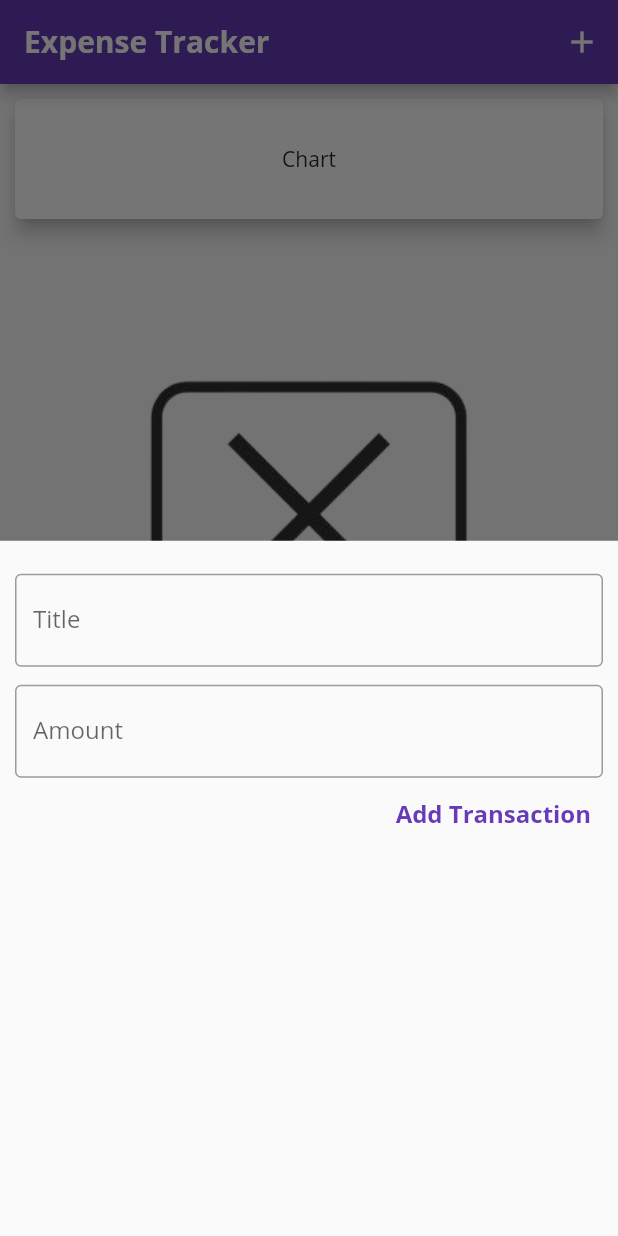
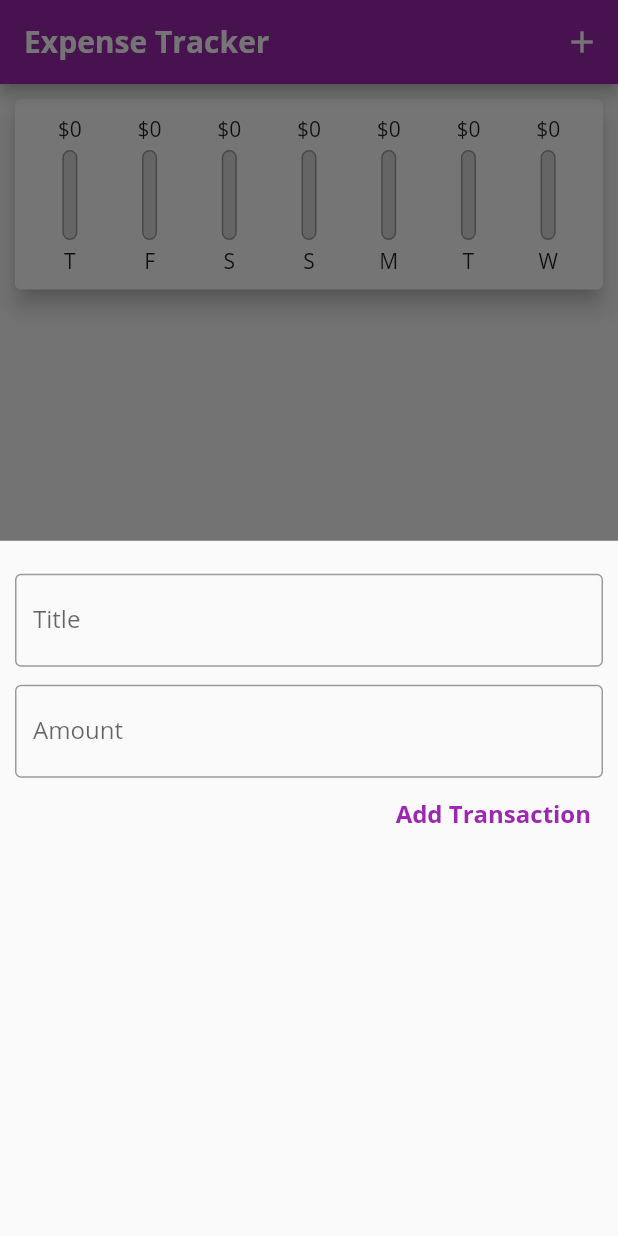
Before and after one commit to aditya3901/Flutter-Expense-Tracker, a Flutter app: the screen it shows after launch, after a tap on the "add" icon, on a phone screen of 412 x 824 dp. Run offline on Flutter 3.47's test engine with Material 2 defaults, Android fonts, the phone set to English and light mode, and no system bars.

Commit message:
Third Commit

```diff
--- a/lib/main.dart
+++ b/lib/main.dart
@@ -1,7 +1,7 @@
+import 'package:expense_tracker/widgets/chart.dart';
 import 'package:expense_tracker/widgets/new_transaction.dart';
 import 'package:expense_tracker/widgets/transaction_list.dart';
 import 'package:flutter/material.dart';
-
 import 'models/transaction.dart';
 
 void main() => runApp(HomePage());
@@ -13,6 +13,16 @@ class HomePage extends StatefulWidget {
 
 class _HomePageState extends State<HomePage> {
   final List<Transaction> _userTransactions = [];
+
+  List<Transaction> get _recentTransactions {
+    return _userTransactions.where((tx) {
+      return tx.date!.isAfter(
+        DateTime.now().subtract(
+          Duration(days: 7),
+        ),
+      );
+    }).toList();
+  }
 
   void _addNewTransaction(String title, double amount) {
     final _newTx = Transaction(
@@ -43,7 +53,7 @@ class _HomePageState extends State<HomePage> {
     return MaterialApp(
       title: "Expense Tracker",
       theme: ThemeData(
-        primarySwatch: Colors.deepPurple,
+        primarySwatch: Colors.purple,
         fontFamily: 'OpenSans',
       ),
       darkTheme: ThemeData(
@@ -71,16 +81,7 @@ class _HomePageState extends State<HomePage> {
         body: SingleChildScrollView(
           child: Column(
             children: [
-              Container(
-                height: 100,
-                width: double.infinity,
-                margin: const EdgeInsets.only(bottom: 18),
-                child: const Card(
-                  child: Center(child: Text("Chart")),
-                  elevation: 5,
-                  margin: EdgeInsets.all(10),
-                ),
-              ),
+              Chart(_recentTransactions),
               TransactionList(_userTransactions),
             ],
           ),
--- /dev/null
+++ b/lib/widgets/chart.dart
@@ -0,0 +1,59 @@
+import 'package:expense_tracker/models/transaction.dart';
+import 'package:expense_tracker/widgets/chart_bar.dart';
+import 'package:flutter/material.dart';
+import 'package:intl/intl.dart';
+
+class Chart extends StatelessWidget {
+  final List<Transaction> recentTransaction;
+  const Chart(this.recentTransaction);
+
+  List<Map<String, Object>> get groupedTransactionValues {
+    return List.generate(7, (index) {
+      final weekDay = DateTime.now().subtract(
+        Duration(days: index),
+      );
+      var totalSum = 0.0;
+      for (var i = 0; i < recentTransaction.length; i++) {
+        if (recentTransaction[i].date?.day == weekDay.day &&
+            recentTransaction[i].date?.month == weekDay.month &&
+            recentTransaction[i].date?.year == weekDay.year) {
+          totalSum += recentTransaction[i].amount!;
+        }
+      }
+      return {
+        "day": DateFormat.E().format(weekDay).substring(0, 1),
+        "amount": totalSum,
+      };
+    }).reversed.toList();
+  }
+
+  double get totalSpending {
+    return groupedTransactionValues.fold(
+        0.0, (sum, item) {
+          return sum + (item["amount"] as double);
+        });
+  }
+
+  @override
+  Widget build(BuildContext context) {
+    return Card(
+      elevation: 6,
+      margin: const EdgeInsets.all(10),
+      child: Padding(
+        padding: const EdgeInsets.all(10.0),
+        child: Row(
+          children: groupedTransactionValues.map((data) {
+            return Flexible(
+              fit: FlexFit.tight,
+              child: ChartBar(
+                data["day"].toString(),
+                (data["amount"] as double),
+                (totalSpending == 0.0) ? 0.0 : (data["amount"] as double) / totalSpending,
+              ),
+            );
+          }).toList(),
+        ),
+      ),
+    );
+  }
+}
--- /dev/null
+++ b/lib/widgets/chart_bar.dart
@@ -0,0 +1,50 @@
+import 'package:flutter/material.dart';
+
+class ChartBar extends StatelessWidget {
+  final String label;
+  final double spendingAmount;
+  final double spendingPctTotal;
+
+  ChartBar(this.label, this.spendingAmount, this.spendingPctTotal);
+
+  @override
+  Widget build(BuildContext context) {
+    return Column(
+      children: [
+        FittedBox(child: Text("\$${spendingAmount.toStringAsFixed(0)}")),
+        const SizedBox(height: 5),
+        Container(
+          height: 60,
+          width: 10,
+          child: Stack(
+            children: [
+              Container(
+                decoration: BoxDecoration(
+                  border: Border.all(
+                    color: Colors.grey,
+                    width: 1.0,
+                  ),
+                  color: const Color.fromRGBO(220, 220, 220, 1),
+                  borderRadius: BorderRadius.circular(20),
+                ),
+              ),
+              FractionallySizedBox(
+                heightFactor: spendingPctTotal,
+                child: Container(
+                  decoration: BoxDecoration(
+                    color: Theme.of(context).primaryColor,
+                    borderRadius: BorderRadius.circular(20),
+                  ),
+                ),
+              ),
+            ],
+          ),
+        ),
+        const SizedBox(
+          height: 4,
+        ),
+        Text(label),
+      ],
+    );
+  }
+}
```
Also changed, not shown: lib/widgets/transaction_list.dart (+23 -32 lines).
